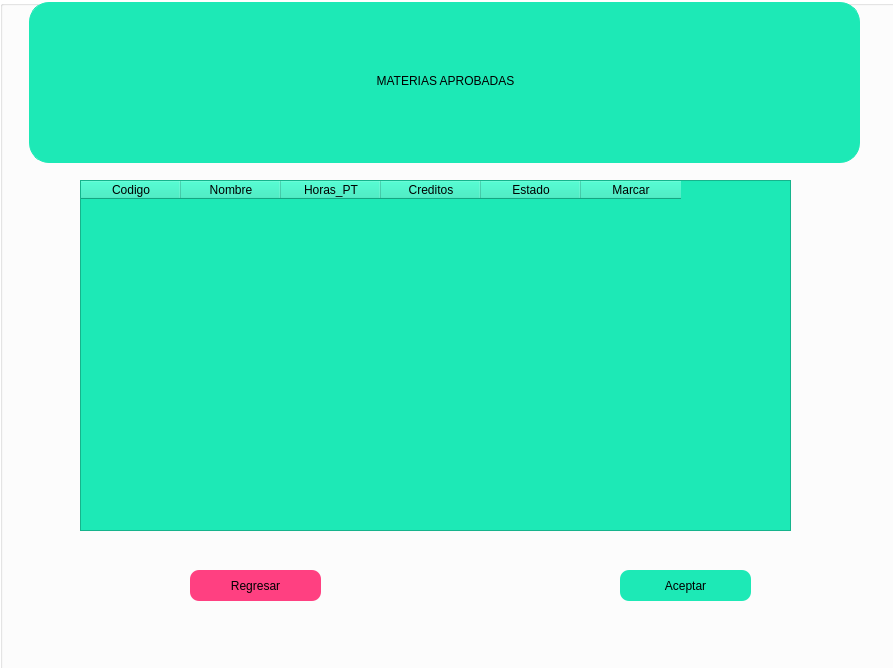
Above: SCS/materias_aprobadas.ui from sagarme17/SCS before the change. Below: the same form after it.
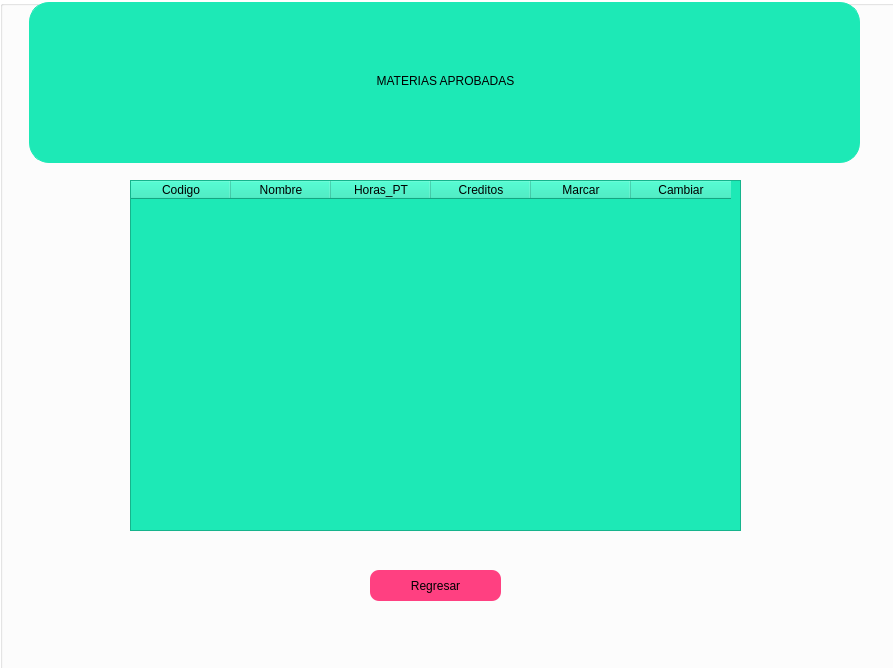
That is the form after the change. Icons and pictures are not drawn.

Commit message: Codificación HU marcar materias_aprobadas

```diff
--- a/SCS/materias_aprobadas.ui
+++ b/SCS/materias_aprobadas.ui
@@ -124,9 +124,9 @@
    <widget class="QTableWidget" name="marcar">
     <property name="geometry">
      <rect>
-      <x>80</x>
+      <x>130</x>
       <y>180</y>
-      <width>711</width>
+      <width>611</width>
       <height>351</height>
      </rect>
     </property>
@@ -135,6 +135,18 @@
 background-color: #1DE9B6;  
 </string>
     </property>
+    <property name="columnCount">
+     <number>6</number>
+    </property>
+    <attribute name="horizontalHeaderVisible">
+     <bool>true</bool>
+    </attribute>
+    <attribute name="horizontalHeaderHighlightSections">
+     <bool>true</bool>
+    </attribute>
+    <attribute name="verticalHeaderVisible">
+     <bool>true</bool>
+    </attribute>
     <column>
      <property name="text">
       <string>Codigo</string>
@@ -158,21 +170,21 @@
       <string>Creditos</string>
      </property>
     </column>
-    <column>
-     <property name="text">
-      <string>Estado</string>
-     </property>
-    </column>
     <column>
      <property name="text">
       <string>Marcar</string>
      </property>
     </column>
+    <column>
+     <property name="text">
+      <string>Cambiar</string>
+     </property>
+    </column>
    </widget>
    <widget class="QPushButton" name="Regresar">
     <property name="geometry">
      <rect>
-      <x>190</x>
+      <x>370</x>
       <y>570</y>
       <width>131</width>
       <height>31</height>
@@ -188,25 +200,6 @@
      <string>Regresar</string>
     </property>
    </widget>
-   <widget class="QPushButton" name="Aceptar">
-    <property name="geometry">
-     <rect>
-      <x>620</x>
-      <y>570</y>
-      <width>131</width>
-      <height>31</height>
-     </rect>
-    </property>
-    <property name="styleSheet">
-     <string notr="true">background-color: #1DE9B6; 
-font: 14pt 75 &quot;Times New Roman&quot;;
-border: 2px ;
-    border-radius: 9px;</string>
-    </property>
-    <property name="text">
-     <string>Aceptar</string>
-    </property>
-   </widget>
   </widget>
  </widget>
  <resources>
```
The commit also changes 5 other files.
